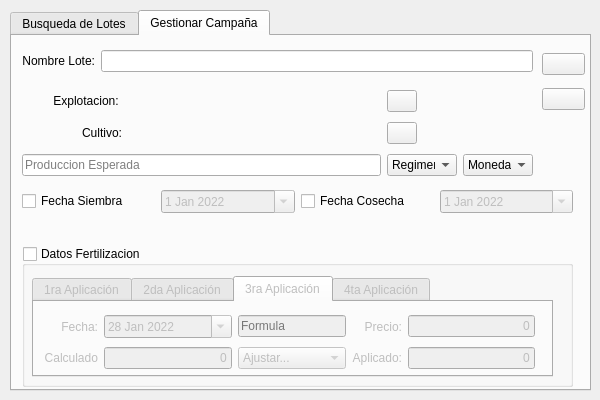
franciscocontreras93/agrae, file ui/dialogs/loteparcela_dialog.ui: the form before one commit.
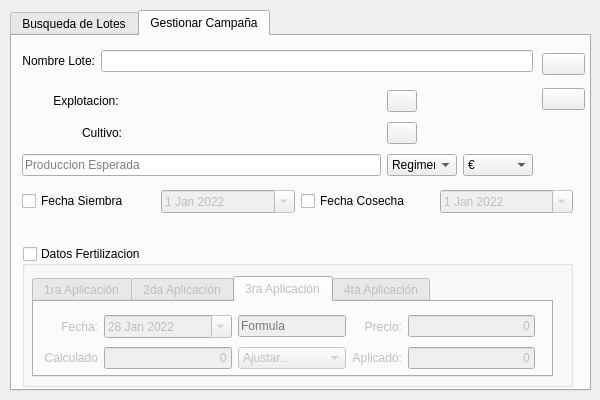
The form after the commit. The open tabs and pages were chosen to show the change.

Patch:
```diff
--- a/ui/dialogs/loteparcela_dialog.ui
+++ b/ui/dialogs/loteparcela_dialog.ui
@@ -1310,11 +1310,6 @@
           <height>16777215</height>
          </size>
         </property>
-        <item>
-         <property name="text">
-          <string>Moneda...</string>
-         </property>
-        </item>
         <item>
          <property name="text">
           <string>€</string>
```
Left out of the diff: 2 changed lines with no effect on the pictures.
